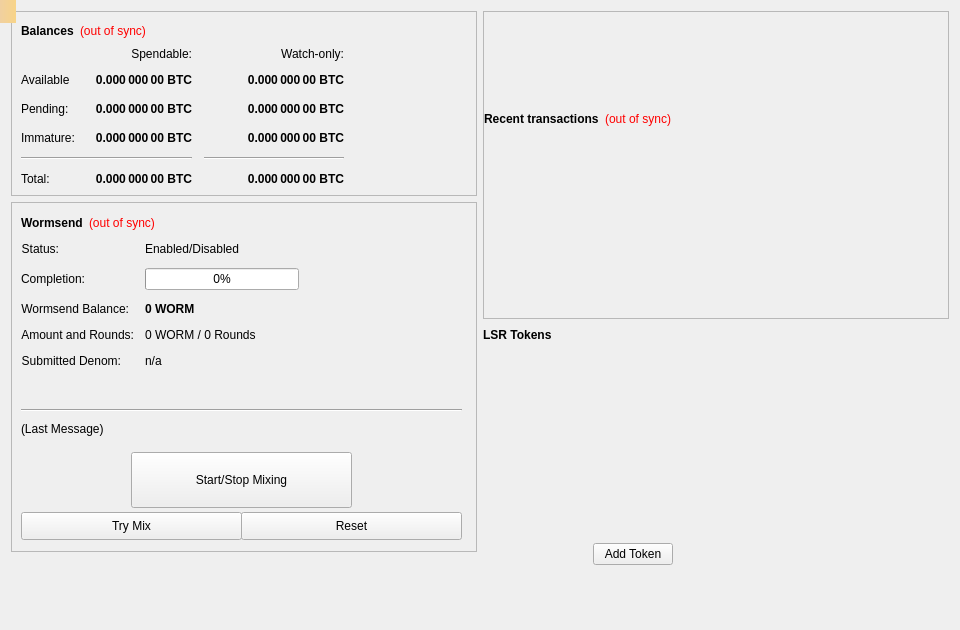
Above: src/qt/forms/overviewpage.ui from WalletBuilding/WORM before the change. Below: the same form after it.
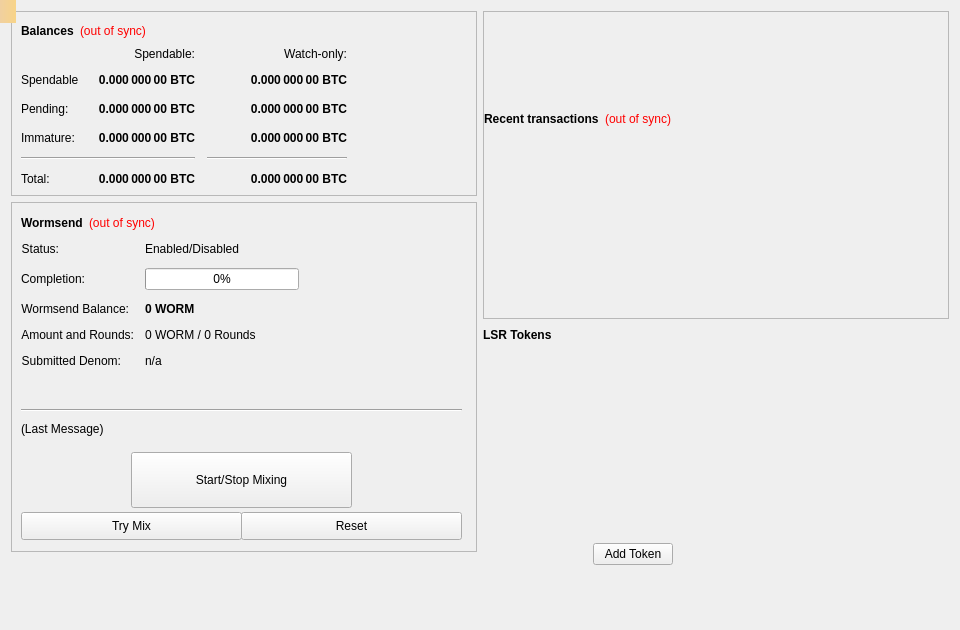
That is the form after the change. Custom widgets are drawn as their Qt base class.

Patch:
```diff
--- a/src/qt/forms/overviewpage.ui
+++ b/src/qt/forms/overviewpage.ui
@@ -309,7 +309,7 @@
             <item row="1" column="0">
              <widget class="QLabel" name="labelBalanceText">
               <property name="text">
-               <string>Available    </string>
+               <string>Spendable  </string>
               </property>
              </widget>
             </item>
```
